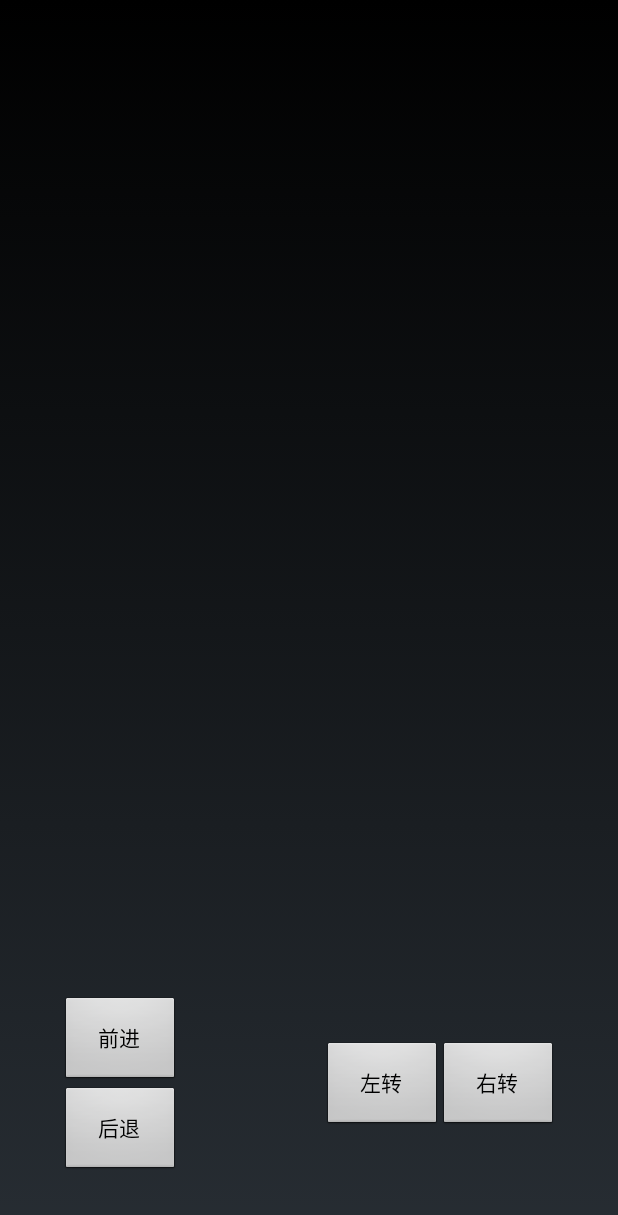
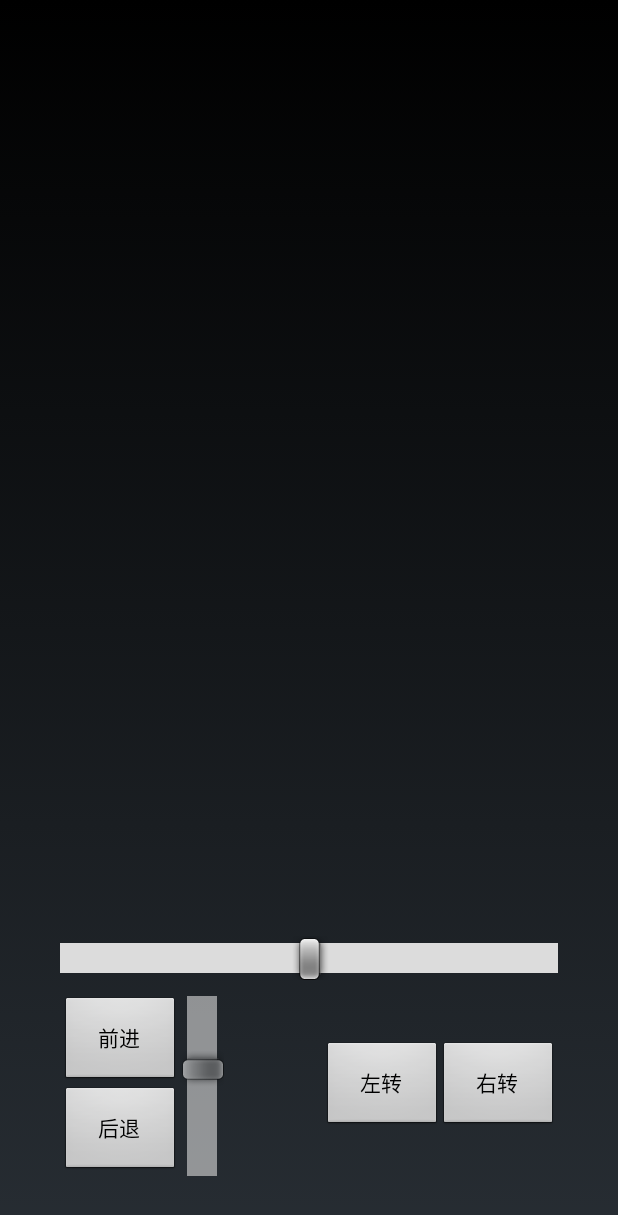
Before and after one commit to 1424234500/cc, an Android app: the SystemAc screen opened directly, with no data from a screen before it, on a phone screen of 412 x 824 dp. Shown: the top 1215 px of the screen. Run offline under Robolectric (Android 15) with nearby library versions, the phone set to English and light mode, and no system bars; libraries missing offline, so code that uses them is left out: com.zhy.http.

Commit message:
Tue May  1 17:09:59 DST 2018

```diff
--- a/app/src/main/java/com/cc/BaseAc.java
+++ b/app/src/main/java/com/cc/BaseAc.java
@@ -3,6 +3,7 @@ package com.cc;
 import database.BaseDao;
 import database.BaseDaoImpl;
 import service.NetService;
+import util.AndroidTools;
 import util.Tools;
 import util.view.DialogBeats;
 import util.view.TopPanelReturnTitleMenu;
@@ -177,6 +178,8 @@ public abstract class BaseAc extends Activity implements CallString {
 
 	}
 
-
+	public void out(Object...objects){
+		AndroidTools.out(this.getClass().getName() + "." + Tools.objects2string(objects));
+	}
 
 }
--- a/app/src/main/java/com/cc/SystemAc.java
+++ b/app/src/main/java/com/cc/SystemAc.java
@@ -1,18 +1,27 @@
 package com.cc;
 
+import android.content.Context;
 import android.content.Intent;
+import android.hardware.Sensor;
+import android.hardware.SensorEvent;
+import android.hardware.SensorEventListener;
+import android.hardware.SensorManager;
 import android.os.Bundle;
 import android.util.DisplayMetrics;
+import android.util.Log;
 import android.view.MotionEvent;
 import android.view.View;
 import android.widget.Button;
+import android.widget.SeekBar;
 
 import net.MSGSender;
 import net.MSGTYPE;
 import net.Msg;
 
 import java.io.File;
+import java.util.ArrayList;
 import java.util.HashMap;
+import java.util.List;
 import java.util.Map;
 
 import service.NetService;
@@ -21,20 +30,49 @@ import util.JsonMsg;
 import util.JsonUtil;
 import util.MapListUtil;
 import util.MySP;
+import util.MySensor;
 import util.Tools;
 
 
 public class SystemAc extends BaseAc implements View.OnTouchListener {
 
 	Button bgohead, bgoback, bturnleft, bturnright;
-
+    SeekBar sbcarmera, sbspeed;
 	@Override
 	public void OnCreate(Bundle savedInstanceState) {
 		Tools.out("SystemAc.oncreate");
 
 		setContentView(R.layout.ac_system);
+        sbcarmera = (SeekBar)findViewById(R.id.sbcarmera);
+        sbcarmera.setOnSeekBarChangeListener(new SeekBar.OnSeekBarChangeListener() {
+            @Override
+            public void onProgressChanged(SeekBar seekBar, int i, boolean b) {
+                turnCaramera(i);
+            }
+            @Override
+            public void onStartTrackingTouch(SeekBar seekBar) {
 
+            }
+            @Override
+            public void onStopTrackingTouch(SeekBar seekBar) {
 
+            }
+        });
+        sbspeed = (SeekBar)findViewById(R.id.sbspeed);
+        sbspeed.setOnSeekBarChangeListener(new SeekBar.OnSeekBarChangeListener() {
+            @Override
+            public void onProgressChanged(SeekBar seekBar, int i, boolean b) {
+                move("movefasterto" + "-" + i);
+            }
+            @Override
+            public void onStartTrackingTouch(SeekBar seekBar) {
+
+            }
+            @Override
+            public void onStopTrackingTouch(SeekBar seekBar) {
+
+            }
+        });
 		bgohead = (Button)findViewById(R.id.bgohead);
 		bgoback = (Button)findViewById(R.id.bgoback);
 		bturnleft = (Button)findViewById(R.id.bturnleft);
@@ -80,6 +118,15 @@ public class SystemAc extends BaseAc implements View.OnTouchListener {
 		bturnleft.setOnTouchListener(this);
 		bturnright.setOnTouchListener(this);
 
+
+        sensor = new MySensor();
+        sensor.setSensor(this, Sensor.TYPE_ORIENTATION, SensorManager.SENSOR_DELAY_GAME, new MySensor.OnCallback() {
+            @Override
+            public void make(Object... objects) {
+                onTurnOri(objects);
+            }
+        });
+
 		MSGSender.systemLogin(getContext());	//认证系统 让系统能够收到消息
 		MSGSender.systemAuth(getContext());		//权限控制
 
@@ -87,7 +134,7 @@ public class SystemAc extends BaseAc implements View.OnTouchListener {
 	}
 	@Override
 	public void callback(String jsonstr) {
-//		AndroidTools.out("StartAc.callback."+jsonstr);
+//		out("StartAc.callback."+jsonstr);
 		Map map = JsonUtil.getMap(jsonstr);
 
 		switch (Tools.parseInt(MapListUtil.getMap(map, "cmd"))) {
@@ -108,6 +155,18 @@ public class SystemAc extends BaseAc implements View.OnTouchListener {
 	}
 
 
+
+
+
+
+
+
+
+
+
+
+
+    MySensor sensor;
     Button btns[];
     int    btnsOn[];
     int    btnsOnOld[];
@@ -175,7 +234,7 @@ public class SystemAc extends BaseAc implements View.OnTouchListener {
         if (btnsOn[i] == btnsOnOld[i]) {
 
         } else if (btnsOn[i] == 1 && btnsOnOld[i] == 0) {  //从0-》1 开启
-            AndroidTools.out("按钮" + i + " 开启");
+            out("按钮" + i + " 开启");
             if (id == R.id.bgohead) {
                 move("head");
             } else if (id == R.id.bgoback) {
@@ -186,7 +245,7 @@ public class SystemAc extends BaseAc implements View.OnTouchListener {
                 move("right");
             }
         } else if (btnsOn[i] == 0 && btnsOnOld[i] == 1) {  //从1-》0 关闭
-            AndroidTools.out("按钮" + i + " 关闭");
+            out("按钮" + i + " 关闭");
 
             if (id == R.id.bgohead) {
                 move("space");
@@ -204,7 +263,21 @@ public class SystemAc extends BaseAc implements View.OnTouchListener {
 		MSGSender.systemCtrl(getContext(), "move", go);
 	}
 
+    public void turnCaramera(int i){
+//        0-100 -> 0-180
+        int to = i;//(int) (1.0 * i / 100 * 180);
+        MSGSender.systemCtrl(getContext(), "turn", to+"");
+    }
+    public void onTurnOri(Object...objects){
+        int x = (int) objects[0];
+        int y = (int) objects[0];
+        int z = (int) objects[0];
 
+        //y 横向 的左偏 90 - 0 - -90
+
+
+
+    }
 
 
 
--- /dev/null
+++ b/app/src/main/java/util/view/SeekBarL.java
@@ -0,0 +1,68 @@
+package util.view;
+import android.content.Context;
+import android.graphics.Canvas;
+import android.util.AttributeSet;
+import android.view.MotionEvent;
+import android.widget.SeekBar;
+
+public class SeekBarL extends SeekBar {
+
+    public SeekBarL(Context context) {
+        super(context);
+    }
+
+    public SeekBarL(Context context, AttributeSet attrs, int defStyle) {
+        super(context, attrs, defStyle);
+    }
+
+    public SeekBarL(Context context, AttributeSet attrs) {
+        super(context, attrs);
+    }
+
+    //这是一个重点,高宽倒置
+    protected void onSizeChanged(int w, int h, int oldw, int oldh) {
+        super.onSizeChanged(h, w, oldh, oldw);
+    }
+
+    //这是一个重点,高宽倒置
+    @Override
+    protected synchronized void onMeasure(int widthMeasureSpec, int heightMeasureSpec) {
+        super.onMeasure(heightMeasureSpec, widthMeasureSpec);
+        setMeasuredDimension(getMeasuredHeight(), getMeasuredWidth());
+    }
+
+    //这是一个重点
+    protected void onDraw(Canvas c) {
+        c.rotate(-90);
+        c.translate(-getHeight(), 0);
+
+        super.onDraw(c);
+    }
+
+    //这是一个重点,高宽倒置
+    @Override
+    public synchronized void setProgress(int progress) {
+        super.setProgress(progress);
+        onSizeChanged(getWidth(), getHeight(), 0, 0);
+    }
+
+    @Override
+    public boolean onTouchEvent(MotionEvent event) {
+        if (!isEnabled()) {
+            return false;
+        }
+
+        switch (event.getAction()) {
+            case MotionEvent.ACTION_DOWN:
+            case MotionEvent.ACTION_MOVE:
+            case MotionEvent.ACTION_UP:
+                setProgress(getMax() - (int) (getMax() * event.getY() / getHeight()));
+                onSizeChanged(getWidth(), getHeight(), 0, 0);
+                break;
+
+            case MotionEvent.ACTION_CANCEL:
+                break;
+        }
+        return true;
+    }
+}
--- a/app/src/main/res/layout/ac_system.xml
+++ b/app/src/main/res/layout/ac_system.xml
@@ -11,7 +11,10 @@
         android:layout_height="200dp"
 
         android:layout_alignParentBottom="true"
-        android:padding="40dp">
+        android:paddingLeft="40dp"
+        android:paddingRight="40dp"
+        android:paddingBottom="40dp"
+        >
 
 
         <Button
@@ -26,8 +29,9 @@
             android:id="@+id/bgohead"
             android:layout_width="80dp"
             android:layout_height="60dp"
-            android:layout_alignParentStart="true"
-            android:layout_alignParentTop="true" android:splitMotionEvents="true"
+            android:layout_above="@+id/bgoback"
+            android:layout_alignStart="@+id/bgoback"
+            android:splitMotionEvents="true"
             android:text="前进" />
 
 
@@ -49,6 +53,37 @@
             android:text="右转" />
 
 
+        <!--@android:id/background:进度条的整体背景颜色。-->
+        <!--@android:id/secondaryProgress:二级进度条的颜色-->
+        <!--@android:id/progress:一级进度条的颜色,即进度条当前已经滑过面积的颜色。-->
+
+        <SeekBar
+            android:id="@+id/sbcarmera"
+
+            android:layout_width="match_parent"
+            android:layout_height="wrap_content"
+            android:layout_alignParentTop="true"
+            android:layout_centerHorizontal="true"
+
+            android:max="180"
+            android:progress="90"
+            android:progressDrawable="@color/gainsboro"
+            tools:alpha="0.7" />
+        <util.view.SeekBarL
+            android:id="@+id/sbspeed"
+
+            android:layout_width="wrap_content"
+            android:layout_height="108dp"
+            android:layout_alignTop="@+id/bgohead"
+            android:layout_alignBottom="@+id/bgoback"
+            android:layout_marginTop="0dp"
+            android:layout_toEndOf="@+id/bgoback"
+            android:alpha="0.6"
+            android:max="100"
+            android:progress="60"
+            android:progressDrawable="@color/gainsboro" />
+
+
     </RelativeLayout>
 
 </RelativeLayout>
```
Also changed, not shown: app/src/main/java/util/MySensor.java (added, +216 -0 lines).
